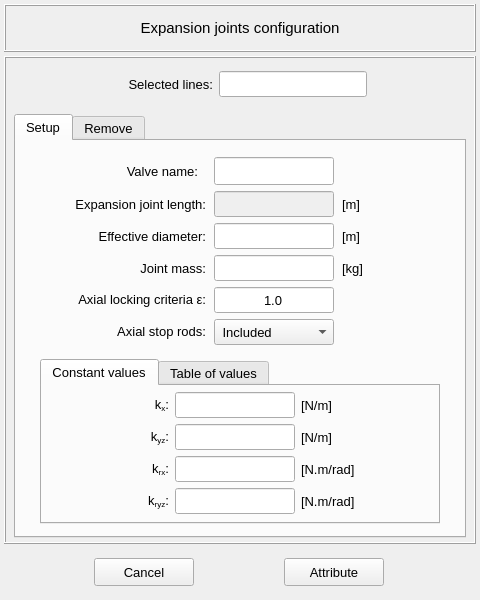
Before: the Qt Designer form pulse/interface/data/ui_files/model/setup/structural/expansion_joint_input.ui in open-pulse/OpenPulse, drawn with Qt 5.
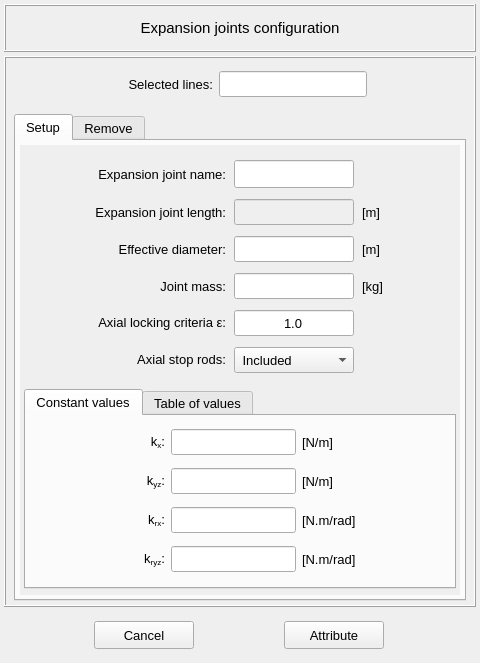
After: the same form once the commit is applied. Icons and pictures are not drawn.

Patch:
```diff
--- a/pulse/interface/data/ui_files/model/setup/structural/expansion_joint_input.ui
+++ b/pulse/interface/data/ui_files/model/setup/structural/expansion_joint_input.ui
@@ -7,19 +7,19 @@
     <x>0</x>
     <y>0</y>
     <width>480</width>
-    <height>600</height>
+    <height>663</height>
    </rect>
   </property>
   <property name="minimumSize">
    <size>
-    <width>480</width>
-    <height>560</height>
+    <width>400</width>
+    <height>460</height>
    </size>
   </property>
   <property name="maximumSize">
    <size>
-    <width>480</width>
-    <height>600</height>
+    <width>600</width>
+    <height>800</height>
    </size>
   </property>
   <property name="windowTitle">
@@ -326,47 +326,54 @@
             </attribute>
             <layout class="QGridLayout" name="gridLayout_13">
              <property name="leftMargin">
-              <number>6</number>
+              <number>4</number>
              </property>
              <property name="topMargin">
-              <number>6</number>
+              <number>4</number>
              </property>
              <property name="rightMargin">
-              <number>6</number>
+              <number>4</number>
              </property>
              <property name="bottomMargin">
-              <number>6</number>
+              <number>4</number>
              </property>
              <property name="spacing">
               <number>4</number>
              </property>
-             <item row="2" column="0">
-              <spacer name="verticalSpacer_2">
-               <property name="orientation">
-                <enum>Qt::Vertical</enum>
+             <item row="2" column="1">
+              <widget class="QScrollArea" name="scrollArea">
+               <property name="frameShape">
+                <enum>QFrame::NoFrame</enum>
                </property>
-               <property name="sizeHint" stdset="0">
-                <size>
-                 <width>20</width>
-                 <height>40</height>
-                </size>
+               <property name="widgetResizable">
+                <bool>true</bool>
                </property>
-              </spacer>
-             </item>
+               <widget class="QWidget" name="scrollAreaWidgetContents">
+                <property name="geometry">
+                 <rect>
+                  <x>0</x>
+                  <y>0</y>
+                  <width>438</width>
+                  <height>445</height>
+                 </rect>
+                </property>
+                <layout class="QGridLayout" name="gridLayout_8">
+                 <property name="leftMargin">
+                  <number>4</number>
+                 </property>
+                 <property name="topMargin">
+                  <number>4</number>
+                 </property>
+                 <property name="rightMargin">
+                  <number>4</number>
+                 </property>
+                 <property name="bottomMargin">
+                  <number>4</number>
+                 </property>
+                 <property name="spacing">
+                  <number>4</number>
+                 </property>
              <item row="0" column="0">
-              <spacer name="verticalSpacer">
-               <property name="orientation">
-                <enum>Qt::Vertical</enum>
-               </property>
-               <property name="sizeHint" stdset="0">
-                <size>
-                 <width>20</width>
-                 <height>40</height>
-                </size>
-               </property>
-              </spacer>
-             </item>
-             <item row="1" column="0">
               <widget class="QFrame" name="frame_top_inputs">
                <property name="minimumSize">
                 <size>
@@ -377,7 +384,7 @@
                <property name="maximumSize">
                 <size>
                  <width>451</width>
-                 <height>574</height>
+                     <height>232</height>
                 </size>
                </property>
                <property name="frameShape">
@@ -386,7 +393,7 @@
                <property name="frameShadow">
                 <enum>QFrame::Raised</enum>
                </property>
-               <layout class="QGridLayout" name="gridLayout_10">
+                   <layout class="QGridLayout" name="gridLayout_11">
                 <property name="leftMargin">
                  <number>4</number>
                 </property>
@@ -502,7 +509,7 @@
                   </property>
                   <property name="maximumSize">
                    <size>
-                    <width>148</width>
+                        <width>200</width>
                     <height>26</height>
                    </size>
                   </property>
@@ -529,13 +536,13 @@
                   </property>
                   <property name="minimumSize">
                    <size>
-                    <width>80</width>
+                        <width>40</width>
                     <height>26</height>
                    </size>
                   </property>
                   <property name="maximumSize">
                    <size>
-                    <width>100</width>
+                        <width>200</width>
                     <height>26</height>
                    </size>
                   </property>
@@ -610,7 +617,7 @@
                   </property>
                   <property name="maximumSize">
                    <size>
-                    <width>148</width>
+                        <width>200</width>
                     <height>26</height>
                    </size>
                   </property>
@@ -669,7 +676,7 @@
                   </property>
                   <property name="maximumSize">
                    <size>
-                    <width>148</width>
+                        <width>200</width>
                     <height>26</height>
                    </size>
                   </property>
@@ -744,7 +751,7 @@
                   </property>
                   <property name="maximumSize">
                    <size>
-                    <width>148</width>
+                        <width>200</width>
                     <height>26</height>
                    </size>
                   </property>
@@ -777,7 +784,7 @@
                   </property>
                   <property name="maximumSize">
                    <size>
-                    <width>148</width>
+                        <width>200</width>
                     <height>26</height>
                    </size>
                   </property>
@@ -804,13 +811,13 @@
                   </property>
                   <property name="minimumSize">
                    <size>
-                    <width>80</width>
+                        <width>40</width>
                     <height>26</height>
                    </size>
                   </property>
                   <property name="maximumSize">
                    <size>
-                    <width>100</width>
+                        <width>200</width>
                     <height>26</height>
                    </size>
                   </property>
@@ -871,13 +878,13 @@
                   </property>
                   <property name="minimumSize">
                    <size>
-                    <width>80</width>
+                        <width>40</width>
                     <height>26</height>
                    </size>
                   </property>
                   <property name="maximumSize">
                    <size>
-                    <width>100</width>
+                        <width>200</width>
                     <height>26</height>
                    </size>
                   </property>
@@ -910,7 +917,7 @@
                   </property>
                   <property name="maximumSize">
                    <size>
-                    <width>140</width>
+                        <width>200</width>
                     <height>28</height>
                    </size>
                   </property>
@@ -923,7 +930,7 @@
                    <bool>true</bool>
                   </property>
                   <property name="text">
-                   <string>Valve name:</string>
+                       <string>Expansion joint name:</string>
                   </property>
                   <property name="alignment">
                    <set>Qt::AlignRight|Qt::AlignTrailing|Qt::AlignVCenter</set>
@@ -972,37 +979,7 @@
                </layout>
               </widget>
              </item>
-             <item row="3" column="0">
-              <widget class="QFrame" name="frame_bottom_inputs">
-               <property name="maximumSize">
-                <size>
-                 <width>16777215</width>
-                 <height>200</height>
-                </size>
-               </property>
-               <property name="frameShape">
-                <enum>QFrame::NoFrame</enum>
-               </property>
-               <property name="frameShadow">
-                <enum>QFrame::Raised</enum>
-               </property>
-               <layout class="QGridLayout" name="gridLayout_11">
-                <property name="leftMargin">
-                 <number>4</number>
-                </property>
-                <property name="topMargin">
-                 <number>0</number>
-                </property>
-                <property name="rightMargin">
-                 <number>4</number>
-                </property>
-                <property name="bottomMargin">
-                 <number>0</number>
-                </property>
-                <property name="spacing">
-                 <number>4</number>
-                </property>
-                <item row="0" column="0">
+                 <item row="1" column="0">
                  <widget class="QTabWidget" name="tabWidget_inputs">
                   <property name="minimumSize">
                    <size>
@@ -1012,8 +989,8 @@
                   </property>
                   <property name="maximumSize">
                    <size>
-                    <width>400</width>
-                    <height>180</height>
+                     <width>600</width>
+                     <height>200</height>
                    </size>
                   </property>
                   <property name="sizeIncrement">
@@ -1022,6 +999,11 @@
                     <height>0</height>
                    </size>
                   </property>
+                   <property name="font">
+                    <font>
+                     <pointsize>10</pointsize>
+                    </font>
+                   </property>
                   <property name="currentIndex">
                    <number>0</number>
                   </property>
@@ -1046,13 +1028,13 @@
                      <widget class="QLabel" name="label_14">
                       <property name="minimumSize">
                        <size>
-                        <width>80</width>
+                         <width>50</width>
                         <height>0</height>
                        </size>
                       </property>
                       <property name="maximumSize">
                        <size>
-                        <width>80</width>
+                         <width>120</width>
                         <height>16777215</height>
                        </size>
                       </property>
@@ -1089,13 +1071,13 @@
                       </property>
                       <property name="minimumSize">
                        <size>
-                        <width>70</width>
+                         <width>40</width>
                         <height>26</height>
                        </size>
                       </property>
                       <property name="maximumSize">
                        <size>
-                        <width>70</width>
+                         <width>120</width>
                         <height>26</height>
                        </size>
                       </property>
@@ -1122,13 +1104,13 @@
                       </property>
                       <property name="minimumSize">
                        <size>
-                        <width>70</width>
+                         <width>40</width>
                         <height>26</height>
                        </size>
                       </property>
                       <property name="maximumSize">
                        <size>
-                        <width>70</width>
+                         <width>120</width>
                         <height>26</height>
                        </size>
                       </property>
@@ -1152,13 +1134,13 @@
                      <widget class="QLabel" name="label_15">
                       <property name="minimumSize">
                        <size>
-                        <width>80</width>
+                         <width>50</width>
                         <height>0</height>
                        </size>
                       </property>
                       <property name="maximumSize">
                        <size>
-                        <width>80</width>
+                         <width>120</width>
                         <height>16777215</height>
                        </size>
                       </property>
@@ -1188,7 +1170,7 @@
                       </property>
                       <property name="maximumSize">
                        <size>
-                        <width>120</width>
+                         <width>160</width>
                         <height>26</height>
                        </size>
                       </property>
@@ -1221,7 +1203,7 @@
                       </property>
                       <property name="maximumSize">
                        <size>
-                        <width>120</width>
+                         <width>160</width>
                         <height>26</height>
                        </size>
                       </property>
@@ -1245,13 +1227,13 @@
                      <widget class="QLabel" name="label_88">
                       <property name="minimumSize">
                        <size>
-                        <width>80</width>
+                         <width>50</width>
                         <height>0</height>
                        </size>
                       </property>
                       <property name="maximumSize">
                        <size>
-                        <width>80</width>
+                         <width>120</width>
                         <height>16777215</height>
                        </size>
                       </property>
@@ -1281,7 +1263,7 @@
                       </property>
                       <property name="maximumSize">
                        <size>
-                        <width>120</width>
+                         <width>160</width>
                         <height>26</height>
                        </size>
                       </property>
@@ -1327,7 +1309,7 @@
                       </property>
                       <property name="maximumSize">
                        <size>
-                        <width>120</width>
+                         <width>160</width>
                         <height>26</height>
                        </size>
                       </property>
@@ -1351,13 +1333,13 @@
                      <widget class="QLabel" name="label_87">
                       <property name="minimumSize">
                        <size>
-                        <width>80</width>
+                         <width>50</width>
                         <height>0</height>
                        </size>
                       </property>
                       <property name="maximumSize">
                        <size>
-                        <width>80</width>
+                         <width>120</width>
                         <height>16777215</height>
                        </size>
                       </property>
@@ -1381,13 +1363,13 @@
                       </property>
                       <property name="minimumSize">
                        <size>
-                        <width>70</width>
+                         <width>40</width>
                         <height>26</height>
                        </size>
                       </property>
                       <property name="maximumSize">
                        <size>
-                        <width>70</width>
+                         <width>120</width>
                         <height>26</height>
                        </size>
                       </property>
@@ -1414,13 +1396,13 @@
                       </property>
                       <property name="minimumSize">
                        <size>
-                        <width>70</width>
+                         <width>40</width>
                         <height>26</height>
                        </size>
                       </property>
                       <property name="maximumSize">
                        <size>
-                        <width>70</width>
+                         <width>120</width>
                         <height>26</height>
                        </size>
                       </property>
@@ -1446,7 +1428,7 @@
                    <attribute name="title">
                     <string>Table of values</string>
                    </attribute>
-                   <layout class="QGridLayout" name="gridLayout_8">
+                    <layout class="QGridLayout" name="gridLayout_10">
                     <property name="leftMargin">
                      <number>4</number>
                     </property>
@@ -1931,19 +1913,7 @@
                 </item>
                </layout>
               </widget>
-             </item>
-             <item row="4" column="0">
-              <spacer name="verticalSpacer_3">
-               <property name="orientation">
-                <enum>Qt::Vertical</enum>
-               </property>
-               <property name="sizeHint" stdset="0">
-                <size>
-                 <width>20</width>
-                 <height>40</height>
-                </size>
-               </property>
-              </spacer>
+              </widget>
              </item>
             </layout>
            </widget>
```
Left out of the diff: 16 changed lines with no effect on the pictures. Lines whose indentation alone changed are shown as unchanged.
